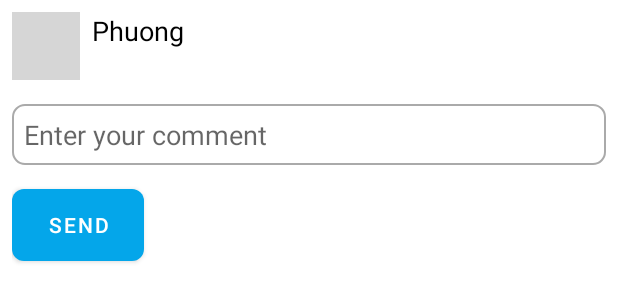
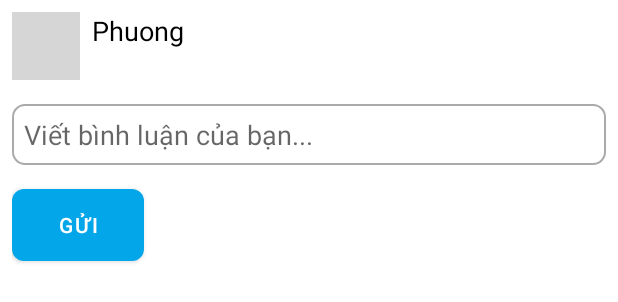
Before and after one commit to dubanteo19/ILoveTruyen, an Android app: the layout fragment_comment.xml on its own in the app's theme, with its tools: preview values and no code run, on a phone screen of 412 x 824 dp. Shown: the top 302 px of the screen. Run offline under Robolectric (Android 15) with nearby library versions, the phone set to English and light mode, and no system bars; grey boxes are pictures that could not be loaded.

Commit message:
update string.xml

```diff
--- a/app/src/main/res/values/strings.xml
+++ b/app/src/main/res/values/strings.xml
@@ -4,8 +4,8 @@
     <string name="title_dashboard" translatable="false">Dashboard</string>
     <string name="title_notifications" translatable="false">Notifications</string>
 
-    <string name="enter_comment">Enter your comment</string>
-    <string name="send_comment">Send</string>
+    <string name="enter_comment">Viết bình luận của bạn...</string>
+    <string name="send_comment">GỬI</string>
     <string name="user_avatar">User Avatar</string>
 <!-- TODO: Remove or change this placeholder text -->
     <string name="hello_blank_fragment">Hello blank fragment</string>
```
